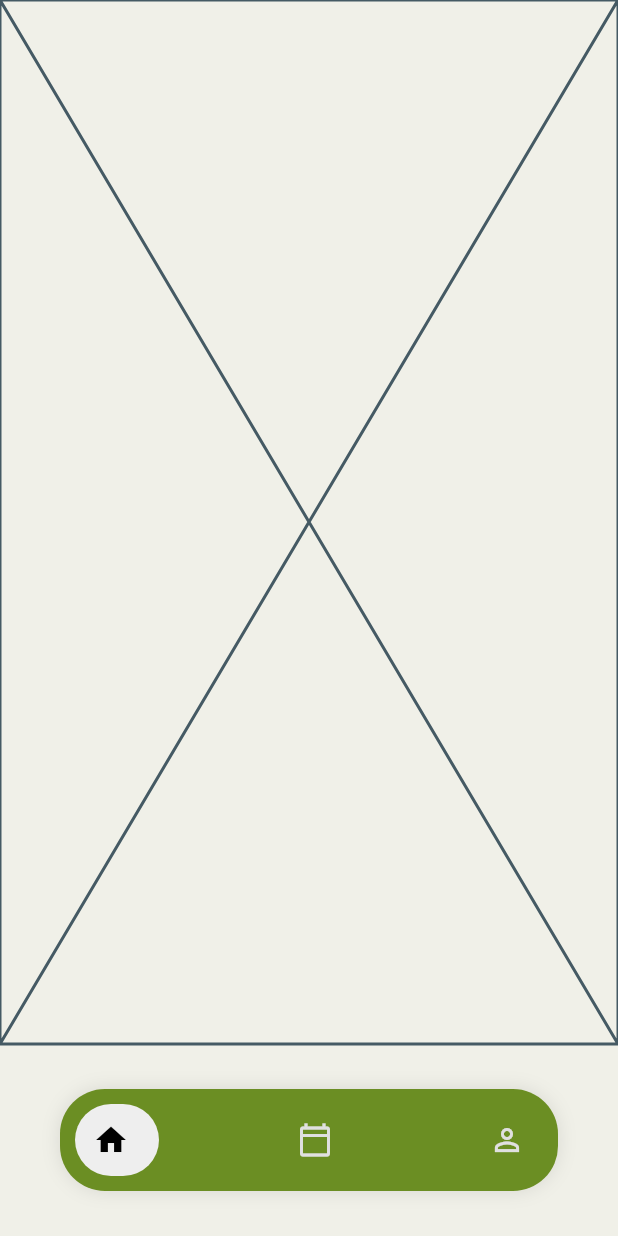
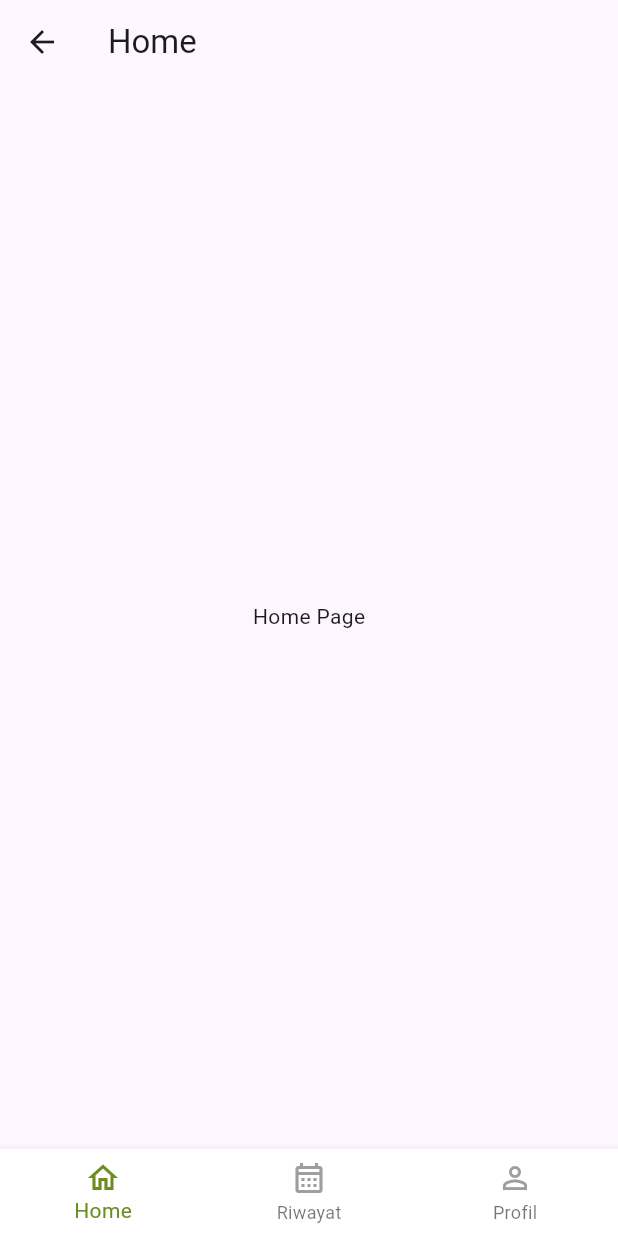
Before and after one commit to EdselSpth/ReGreen, a Flutter app: the MainScreen screen opened directly, on a phone screen of 412 x 824 dp. Run offline on Flutter 3.47's test engine with Material 3 defaults, Android fonts, the phone set to English and light mode, and no system bars; drawn by our look-alikes of google_nav_bar.

Commit message:
fix: [ESH] membuat kerangka page nav

```diff
--- a/lib/auth/login_screen.dart
+++ b/lib/auth/login_screen.dart
@@ -1,4 +1,5 @@
 import 'package:flutter/material.dart';
+import 'package:regreen/navigation/main_screen.dart';
 import 'register_screen.dart';
 import 'package:regreen/widget/custom_textfeld.dart';
 
@@ -122,9 +123,13 @@ class _LoginScreenState extends State<LoginScreen> {
                   width: double.infinity,
                   child: ElevatedButton(
                     onPressed: () {
-                      final email = _emailController.text;
-                      final password = _passwordController.text;
-                      print('Login attempt: $email / $password');
+                      // Logika login akan ditambahkan di sini
+                      Navigator.push(
+                        context,
+                        MaterialPageRoute(
+                          builder: (context) => const MainScreen(),
+                        ),
+                      );
                     },
                     style: ElevatedButton.styleFrom(
                       backgroundColor: kGreenButton,
--- a/lib/auth/register_screen.dart
+++ b/lib/auth/register_screen.dart
@@ -91,9 +91,7 @@ class _RegisterScreenState extends State<RegisterScreen> {
                   width: double.infinity,
                   child: ElevatedButton(
                     onPressed: () {
-                      final email = _emailController.text;
-                      final password = _passwordController.text;
-                      print('Login attempt: $email / $password');
+                      // Logika pendaftaran akan ditambahkan di sini
                     },
                     style: ElevatedButton.styleFrom(
                       backgroundColor: kGreenButton,
@@ -103,7 +101,7 @@ class _RegisterScreenState extends State<RegisterScreen> {
                       ),
                     ),
                     child: const Text(
-                      'Login',
+                      'Daftar',
                       style: TextStyle(
                         color: Colors.white,
                         fontSize: 18,
--- /dev/null
+++ b/lib/navigation/home_page.dart
@@ -0,0 +1,13 @@
+import 'package:flutter/material.dart';
+
+class HomePage extends StatelessWidget {
+  const HomePage({super.key});
+
+  @override
+  Widget build(BuildContext context) {
+    return Scaffold(
+      appBar: AppBar(title: const Text('Home')),
+      body: const Center(child: Text('Home Page')),
+    );
+  }
+}
--- a/lib/navigation/main_screen.dart
+++ b/lib/navigation/main_screen.dart
@@ -1,5 +1,8 @@
 import 'package:flutter/material.dart';
-import 'package:google_nav_bar/google_nav_bar.dart';
+import 'package:regreen/navigation/home_page.dart';
+
+const Color kGreenButton = Color(0xFF6B8E23);
+const Color kPageBackground = Color(0xFFF0F0E8);
 
 class MainScreen extends StatefulWidget {
   const MainScreen({super.key});
@@ -11,48 +14,49 @@ class MainScreen extends StatefulWidget {
 class _MainScreenState extends State<MainScreen> {
   int _selectedIndex = 0;
 
-  static const List<Widget> _widgetOptions = <Widget>[
-    Placeholder(), // Home Screen
-    Placeholder(), // Search Screen
-    Placeholder(), // Profile Screen
-  ];
+  final List<Widget> _pages = [HomePage(), Placeholder(), Placeholder()];
+
+  void _onItemTapped(int index) {
+    setState(() {
+      _selectedIndex = index;
+    });
+  }
 
   @override
-  Widget build(BuildContext) {
+  Widget build(BuildContext context) {
     return Scaffold(
-      backgroundColor: Color(0xFFF0F0E8),
+      backgroundColor: kPageBackground,
 
-      body: _widgetOptions.elementAt(_selectedIndex),
-      bottomNavigationBar: Container(
-        margin: EdgeInsets.symmetric(horizontal: 40, vertical: 30),
-        decoration: BoxDecoration(
-          color: Color(0xFF6B8E23),
-          borderRadius: BorderRadius.circular(30),
-          boxShadow: [
-            BoxShadow(blurRadius: 10, color: Colors.black.withOpacity(0.1)),
-          ],
-        ),
-        child: Padding(
-          padding: const EdgeInsets.symmetric(horizontal: 10.0, vertical: 10.0),
-          child: GNav(
-            color: Colors.grey[300],
-            activeColor: Colors.black,
-            tabBackgroundColor: Colors.grey[200]!,
-            padding: EdgeInsets.all(12),
-            gap: 8,
-            tabs: const [
-              GButton(icon: Icons.home),
-              GButton(icon: Icons.calendar_today_outlined),
-              GButton(icon: Icons.person_outline),
-            ],
-            selectedIndex: _selectedIndex,
-            onTabChange: (index) {
-              setState(() {
-                _selectedIndex = index;
-              });
-            },
+      body: Center(child: _pages.elementAt(_selectedIndex)),
+      bottomNavigationBar: BottomNavigationBar(
+        // --- PERBAIKAN DI SINI ---
+        items: const <BottomNavigationBarItem>[
+          BottomNavigationBarItem(
+            icon: Icon(Icons.home_outlined),
+            label: 'Home', // Label ditambahkan
           ),
-        ),
+          BottomNavigationBarItem(
+            icon: Icon(Icons.calendar_month_outlined),
+            label: 'Riwayat', // Label ditambahkan
+          ),
+          BottomNavigationBarItem(
+            icon: Icon(Icons.person_outline),
+            label: 'Profil', // Label ditambahkan
+          ),
+        ],
+
+        // -------------------------
+        currentIndex: _selectedIndex,
+        onTap: _onItemTapped,
+
+        selectedIconTheme: const IconThemeData(color: kGreenButton),
+        unselectedIconTheme: const IconThemeData(color: Colors.grey),
+        selectedItemColor: kGreenButton, // Ini akan mewarnai label yang aktif
+
+        type: BottomNavigationBarType.fixed,
+
+        backgroundColor: Colors.white,
+        elevation: 5.0,
       ),
     );
   }
--- /dev/null
+++ b/lib/navigation/profile_page.dart
@@ -0,0 +1,13 @@
+import 'package:flutter/material.dart';
+
+class ProfilePage extends StatelessWidget {
+  const ProfilePage({super.key});
+
+  @override
+  Widget build(BuildContext context) {
+    return Scaffold(
+      appBar: AppBar(title: const Text('Home')),
+      body: const Center(child: Text('Home Page')),
+    );
+  }
+}
--- /dev/null
+++ b/lib/navigation/schedule_page.dart
@@ -0,0 +1,13 @@
+import 'package:flutter/material.dart';
+
+class SchedulePage extends StatelessWidget {
+  const SchedulePage({super.key});
+
+  @override
+  Widget build(BuildContext context) {
+    return Scaffold(
+      appBar: AppBar(title: const Text('Home')),
+      body: const Center(child: Text('Home Page')),
+    );
+  }
+}
--- a/lib/onboarding/onboarding_page.dart
+++ b/lib/onboarding/onboarding_page.dart
@@ -1,6 +1,5 @@
 import 'package:flutter/material.dart';
 
-// Ambil warna teks dari desain
 const Color kGreenText = Color(0xFF3B5B4F);
 
 class OnboardingPageContent extends StatelessWidget {
--- a/pubspec.yaml
+++ b/pubspec.yaml
@@ -9,7 +9,6 @@ environment:
 dependencies:
   flutter:
     sdk: flutter
-  google_nav_bar: ^5.0.7
 
 dev_dependencies:
   flutter_test:
```
Also changed, not shown: pubspec.lock.
